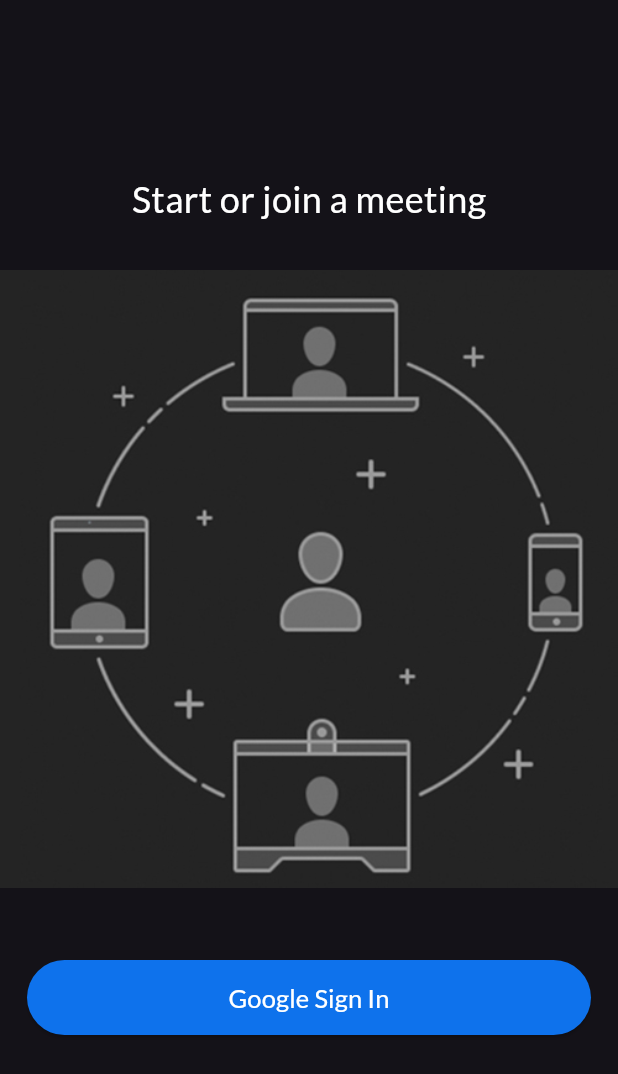
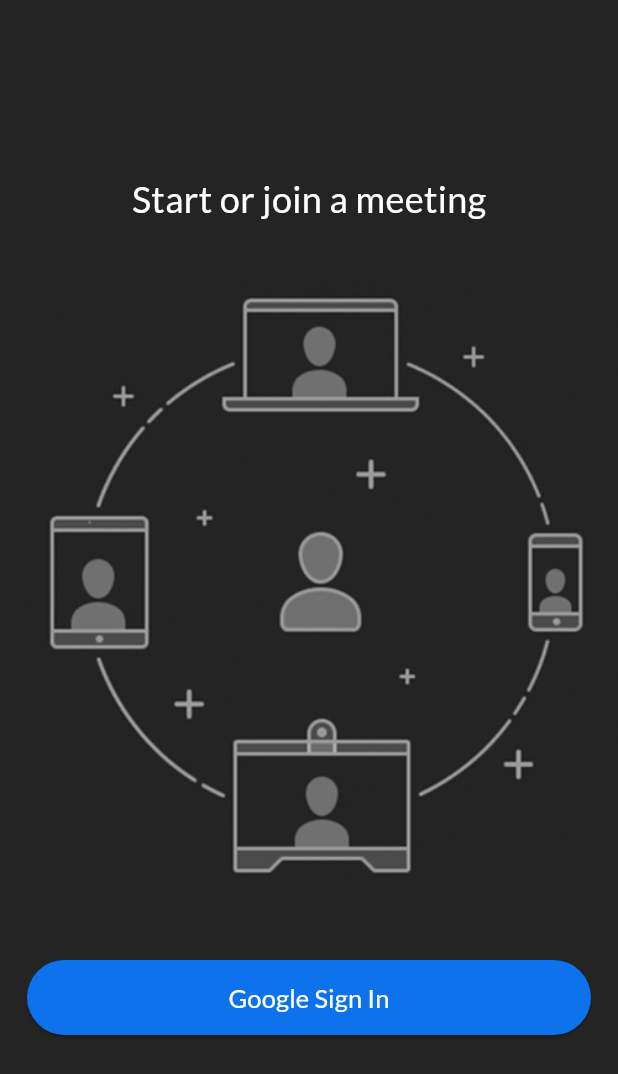
Before and after one commit to jrekCody/flutter-zoom-training, a Flutter app: the screen it shows after launch, on a phone screen of 412 x 824 dp. Shown: the top 1074 px of the screen. Run offline on Flutter 3.47's test engine with Material 3 defaults, Android fonts, the phone set to English and light mode, and no system bars; our stand-ins replace cloud_firestore, equatable, firebase_auth, firebase_core, flutter_bloc, go_router and 1 more; accounts and stored records are empty.

Commit message:
update app scaffoldBackgroundColor color

```diff
--- a/lib/main.dart
+++ b/lib/main.dart
@@ -41,6 +41,7 @@ class MyApp extends StatelessWidget {
           title: 'Flutter Zoom',
           theme: ThemeData(
             brightness: Brightness.dark,
+            scaffoldBackgroundColor: const Color(0xff242424),
             fontFamily: 'Lato',
             useMaterial3: true,
           ),
```
